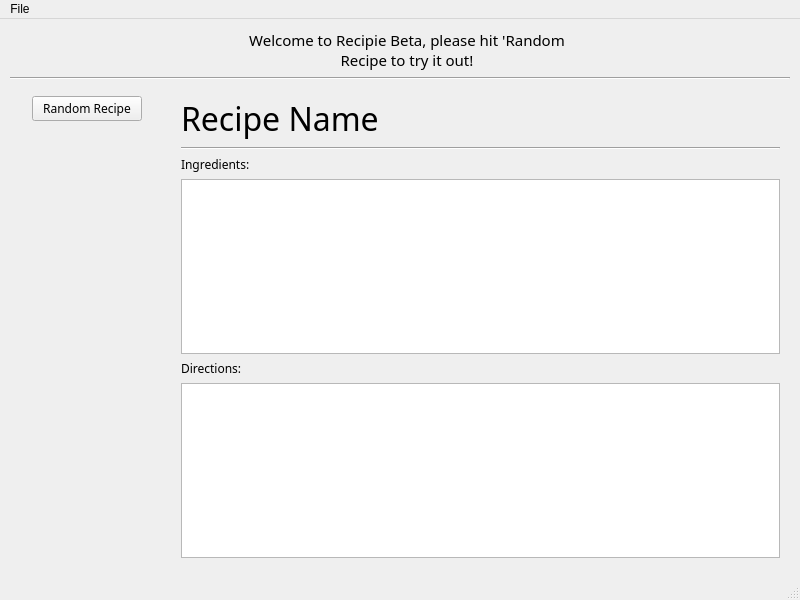
First picture: the form in testing/recipie_test/mainwindow.ui, repository starshine-bcit/Recipie, before the edit.
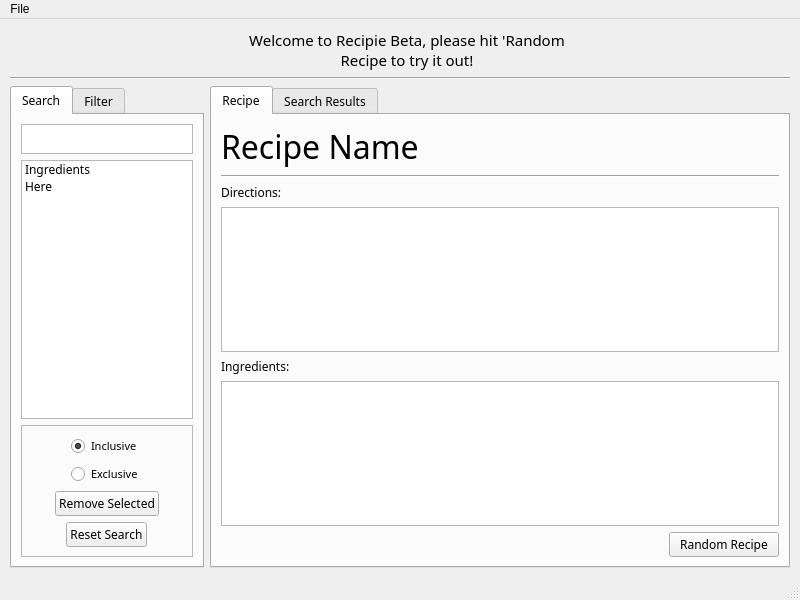
Second picture: the form after the edit. The open tabs and pages were chosen to show the change. Icons and pictures are not drawn.

Commit message: Add status bar funcionality to gui Update Qt project to reflect week 1 and deliverables

```diff
--- a/testing/recipie_test/mainwindow.ui
+++ b/testing/recipie_test/mainwindow.ui
@@ -142,59 +142,159 @@
      </widget>
     </item>
     <item>
-     <layout class="QHBoxLayout" name="horizontalLayout" stretch="1,4">
-      <item>
-       <layout class="QVBoxLayout" name="verticalLayoutLeft" stretch="0,1">
+     <layout class="QHBoxLayout" name="horizontalLayout" stretch="1,3">
         <property name="sizeConstraint">
-         <enum>QLayout::SetMinimumSize</enum>
-        </property>
-        <property name="leftMargin">
-         <number>10</number>
+       <enum>QLayout::SetDefaultConstraint</enum>
+      </property>
+      <item>
+       <widget class="QTabWidget" name="tabWidgetSearch">
+        <property name="font">
+         <font>
+          <family>Source Code Pro</family>
+         </font>
         </property>
-        <property name="topMargin">
-         <number>10</number>
+        <property name="currentIndex">
+         <number>0</number>
         </property>
-        <property name="rightMargin">
-         <number>10</number>
-        </property>
-        <property name="bottomMargin">
-         <number>10</number>
-        </property>
-        <item alignment="Qt::AlignHCenter">
-         <widget class="QPushButton" name="pushButtonRandom">
+        <widget class="QWidget" name="TabSearchInput">
+         <attribute name="title">
+          <string>Search</string>
+         </attribute>
+         <layout class="QVBoxLayout" name="verticalLayout_6" stretch="0,1,0">
+          <item>
+           <widget class="QPlainTextEdit" name="plainTextEditIngredientEntry">
           <property name="sizePolicy">
-           <sizepolicy hsizetype="Fixed" vsizetype="Fixed">
+             <sizepolicy hsizetype="Expanding" vsizetype="Preferred">
             <horstretch>0</horstretch>
             <verstretch>0</verstretch>
            </sizepolicy>
           </property>
-          <property name="minimumSize">
-           <size>
-            <width>110</width>
-            <height>25</height>
-           </size>
-          </property>
           <property name="maximumSize">
            <size>
-            <width>115</width>
+              <width>16777215</width>
             <height>30</height>
            </size>
           </property>
+            <property name="verticalScrollBarPolicy">
+             <enum>Qt::ScrollBarAlwaysOff</enum>
+            </property>
+            <property name="horizontalScrollBarPolicy">
+             <enum>Qt::ScrollBarAlwaysOff</enum>
+            </property>
+            <property name="lineWrapMode">
+             <enum>QPlainTextEdit::NoWrap</enum>
+            </property>
+            <property name="plainText">
+             <string/>
+            </property>
+            <property name="placeholderText">
+             <string>Enter Ingredient Here</string>
+            </property>
+           </widget>
+          </item>
+          <item>
+           <widget class="QListWidget" name="listWidgetSearchInput">
+            <property name="editTriggers">
+             <set>QAbstractItemView::NoEditTriggers</set>
+            </property>
+            <property name="selectionMode">
+             <enum>QAbstractItemView::MultiSelection</enum>
+            </property>
+            <item>
+             <property name="text">
+              <string>Ingredients</string>
+             </property>
+            </item>
+            <item>
+             <property name="text">
+              <string>Here</string>
+             </property>
+            </item>
+           </widget>
+          </item>
+          <item>
+           <widget class="QFrame" name="frameSearchOptions">
+            <property name="frameShape">
+             <enum>QFrame::StyledPanel</enum>
+            </property>
+            <property name="frameShadow">
+             <enum>QFrame::Raised</enum>
+            </property>
+            <layout class="QVBoxLayout" name="verticalLayout_5" stretch="0,0,0,0">
+             <item alignment="Qt::AlignHCenter">
+              <widget class="QRadioButton" name="radioButtonInclusive">
           <property name="font">
            <font>
             <family>Source Code Pro</family>
-           </font>
-          </property>
-          <property name="toolTip">
-           <string>Get A Random Recipe</string>
-          </property>
+                 <pointsize>8</pointsize>
+                </font>
+               </property>
+               <property name="text">
+                <string>Inclusive</string>
+               </property>
+               <property name="checked">
+                <bool>true</bool>
+               </property>
+              </widget>
+             </item>
+             <item alignment="Qt::AlignHCenter">
+              <widget class="QRadioButton" name="radioButtonExclusive">
+               <property name="font">
+                <font>
+                 <family>Source Code Pro</family>
+                 <pointsize>8</pointsize>
+                </font>
+               </property>
           <property name="text">
-           <string>Random Recipe</string>
+                <string>Exclusive</string>
           </property>
          </widget>
         </item>
+             <item alignment="Qt::AlignHCenter">
+              <widget class="QPushButton" name="pushButtonRemoveSelected">
+               <property name="sizePolicy">
+                <sizepolicy hsizetype="Fixed" vsizetype="Fixed">
+                 <horstretch>0</horstretch>
+                 <verstretch>0</verstretch>
+                </sizepolicy>
+               </property>
+               <property name="text">
+                <string>Remove Selected</string>
+               </property>
+              </widget>
+             </item>
+             <item alignment="Qt::AlignHCenter">
+              <widget class="QPushButton" name="pushButtonResetSearch">
+               <property name="sizePolicy">
+                <sizepolicy hsizetype="Fixed" vsizetype="Fixed">
+                 <horstretch>0</horstretch>
+                 <verstretch>0</verstretch>
+                </sizepolicy>
+               </property>
+               <property name="text">
+                <string>Reset Search</string>
+               </property>
+              </widget>
+             </item>
+            </layout>
+           </widget>
+          </item>
+         </layout>
+        </widget>
+        <widget class="QWidget" name="tabFilter">
+         <attribute name="title">
+          <string>Filter</string>
+         </attribute>
+         <layout class="QVBoxLayout" name="verticalLayout_7">
         <item>
-         <spacer name="verticalSpacer">
+           <widget class="QCheckBox" name="checkBox">
+            <property name="text">
+             <string>CheckBoxDietary</string>
+            </property>
+           </widget>
+          </item>
+          <item>
+           <spacer name="verticalSpacer_2">
           <property name="orientation">
            <enum>Qt::Vertical</enum>
           </property>
@@ -206,27 +306,84 @@
           </property>
          </spacer>
         </item>
-       </layout>
-      </item>
+          <item>
+           <widget class="QFrame" name="frame">
+            <property name="frameShape">
+             <enum>QFrame::StyledPanel</enum>
+            </property>
+            <property name="frameShadow">
+             <enum>QFrame::Raised</enum>
+            </property>
+            <layout class="QVBoxLayout" name="verticalLayout_2">
+             <item alignment="Qt::AlignHCenter">
+              <widget class="QPushButton" name="pushButtonResetFilters">
+               <property name="sizePolicy">
+                <sizepolicy hsizetype="Fixed" vsizetype="Fixed">
+                 <horstretch>0</horstretch>
+                 <verstretch>0</verstretch>
+                </sizepolicy>
+               </property>
+               <property name="text">
+                <string>Reset Filters</string>
+               </property>
+              </widget>
+             </item>
+            </layout>
+           </widget>
+          </item>
+         </layout>
+        </widget>
+       </widget>
+      </item>
       <item>
-       <layout class="QVBoxLayout" name="verticalLayoutRecipeScrollArea" stretch="0,0,0,1,0,1">
-        <property name="sizeConstraint">
-         <enum>QLayout::SetMinimumSize</enum>
+       <widget class="QTabWidget" name="tabWidget">
+        <property name="font">
+         <font>
+          <family>Source Code Pro</family>
+         </font>
         </property>
-        <property name="leftMargin">
-         <number>10</number>
+        <property name="currentIndex">
+         <number>1</number>
         </property>
-        <property name="topMargin">
-         <number>10</number>
-        </property>
-        <property name="rightMargin">
-         <number>10</number>
-        </property>
-        <property name="bottomMargin">
-         <number>10</number>
-        </property>
+        <widget class="QWidget" name="tabRecipeDisplay">
+         <property name="sizePolicy">
+          <sizepolicy hsizetype="Expanding" vsizetype="Expanding">
+           <horstretch>0</horstretch>
+           <verstretch>0</verstretch>
+          </sizepolicy>
+         </property>
+         <property name="font">
+          <font>
+           <family>Source Code Pro</family>
+          </font>
+         </property>
+         <property name="focusPolicy">
+          <enum>Qt::TabFocus</enum>
+         </property>
+         <property name="toolTip">
+          <string>Recipe</string>
+         </property>
+         <property name="statusTip">
+          <string/>
+         </property>
+         <property name="whatsThis">
+          <string/>
+         </property>
+         <property name="accessibleName">
+          <string/>
+         </property>
+         <attribute name="title">
+          <string>Recipe</string>
+         </attribute>
+         <layout class="QVBoxLayout" name="verticalLayout_3">
         <item>
          <widget class="QLabel" name="labelRecipeName">
+            <property name="sizePolicy">
+             <sizepolicy hsizetype="Expanding" vsizetype="Preferred">
+              <horstretch>0</horstretch>
+              <verstretch>0</verstretch>
+             </sizepolicy>
+            </property>
           <property name="font">
            <font>
             <family>Source Code Pro</family>
@@ -240,46 +397,25 @@
         </item>
         <item>
          <widget class="Line" name="line">
+            <property name="sizePolicy">
+             <sizepolicy hsizetype="Expanding" vsizetype="Fixed">
+              <horstretch>0</horstretch>
+              <verstretch>0</verstretch>
+             </sizepolicy>
+            </property>
           <property name="orientation">
            <enum>Qt::Horizontal</enum>
           </property>
          </widget>
         </item>
-        <item>
-         <widget class="QLabel" name="labelRecipeIngredients">
-          <property name="font">
-           <font>
-            <family>Source Code Pro</family>
-           </font>
-          </property>
-          <property name="text">
-           <string>Ingredients:</string>
-          </property>
-         </widget>
-        </item>
-        <item>
-         <widget class="QTextBrowser" name="textBrowserRecipeIngredients">
-          <property name="minimumSize">
-           <size>
-            <width>300</width>
-            <height>100</height>
-           </size>
-          </property>
-          <property name="maximumSize">
-           <size>
-            <width>16777215</width>
-            <height>16777215</height>
-           </size>
-          </property>
-          <property name="font">
-           <font>
-            <family>Source Code Pro</family>
-           </font>
-          </property>
-         </widget>
-        </item>
         <item>
          <widget class="QLabel" name="labelRecipeDirections">
+            <property name="sizePolicy">
+             <sizepolicy hsizetype="Expanding" vsizetype="Preferred">
+              <horstretch>0</horstretch>
+              <verstretch>0</verstretch>
+             </sizepolicy>
+            </property>
           <property name="font">
            <font>
             <family>Source Code Pro</family>
@@ -290,6 +426,45 @@
           </property>
          </widget>
         </item>
+          <item>
+           <widget class="QTextBrowser" name="textBrowserRecipeIngredients">
+            <property name="minimumSize">
+             <size>
+              <width>300</width>
+              <height>100</height>
+             </size>
+            </property>
+            <property name="maximumSize">
+             <size>
+              <width>16777215</width>
+              <height>16777215</height>
+             </size>
+            </property>
+            <property name="font">
+             <font>
+              <family>Source Code Pro</family>
+             </font>
+            </property>
+           </widget>
+          </item>
+          <item>
+           <widget class="QLabel" name="labelRecipeIngredients">
+            <property name="sizePolicy">
+             <sizepolicy hsizetype="Expanding" vsizetype="Preferred">
+              <horstretch>0</horstretch>
+              <verstretch>0</verstretch>
+             </sizepolicy>
+            </property>
+            <property name="font">
+             <font>
+              <family>Source Code Pro</family>
+             </font>
+            </property>
+            <property name="text">
+             <string>Ingredients:</string>
+            </property>
+           </widget>
+          </item>
         <item>
          <widget class="QTextBrowser" name="textBrowserRecipeDirections">
           <property name="minimumSize">
@@ -311,7 +486,80 @@
           </property>
          </widget>
         </item>
-       </layout>
+          <item>
+           <layout class="QHBoxLayout" name="horizontalLayout_3">
+            <item>
+             <spacer name="horizontalSpacer_3">
+              <property name="orientation">
+               <enum>Qt::Horizontal</enum>
+              </property>
+              <property name="sizeHint" stdset="0">
+               <size>
+                <width>40</width>
+                <height>20</height>
+               </size>
+              </property>
+             </spacer>
+            </item>
+            <item>
+             <widget class="QPushButton" name="pushButtonRandom">
+              <property name="sizePolicy">
+               <sizepolicy hsizetype="Fixed" vsizetype="Fixed">
+                <horstretch>0</horstretch>
+                <verstretch>0</verstretch>
+               </sizepolicy>
+              </property>
+              <property name="minimumSize">
+               <size>
+                <width>110</width>
+                <height>25</height>
+               </size>
+              </property>
+              <property name="maximumSize">
+               <size>
+                <width>115</width>
+                <height>30</height>
+               </size>
+              </property>
+              <property name="font">
+               <font>
+                <family>Source Code Pro</family>
+               </font>
+              </property>
+              <property name="toolTip">
+               <string>Get A Random Recipe</string>
+              </property>
+              <property name="text">
+               <string>Random Recipe</string>
+              </property>
+             </widget>
+            </item>
+           </layout>
+          </item>
+         </layout>
+        </widget>
+        <widget class="QWidget" name="tabSearchResults">
+         <attribute name="title">
+          <string>Search Results</string>
+         </attribute>
+         <layout class="QVBoxLayout" name="verticalLayout_4">
+          <item>
+           <widget class="QListWidget" name="listWidget">
+            <item>
+             <property name="text">
+              <string>Test List 1</string>
+             </property>
+            </item>
+            <item>
+             <property name="text">
+              <string>Test List 2</string>
+             </property>
+            </item>
+           </widget>
+          </item>
+         </layout>
+        </widget>
+       </widget>
       </item>
      </layout>
     </item>
```
Left out of the diff: 19 changed lines with no effect on the pictures. Lines whose indentation alone changed are shown as unchanged. The commit also changes 3 other files.
